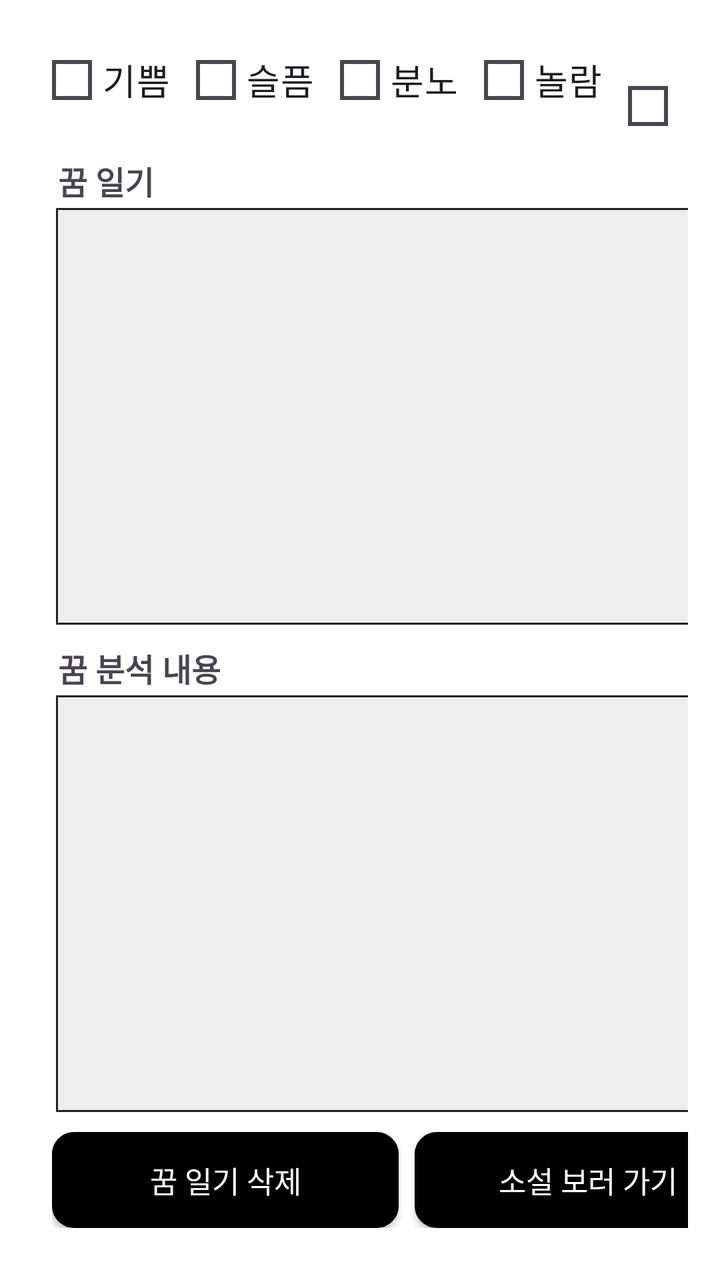
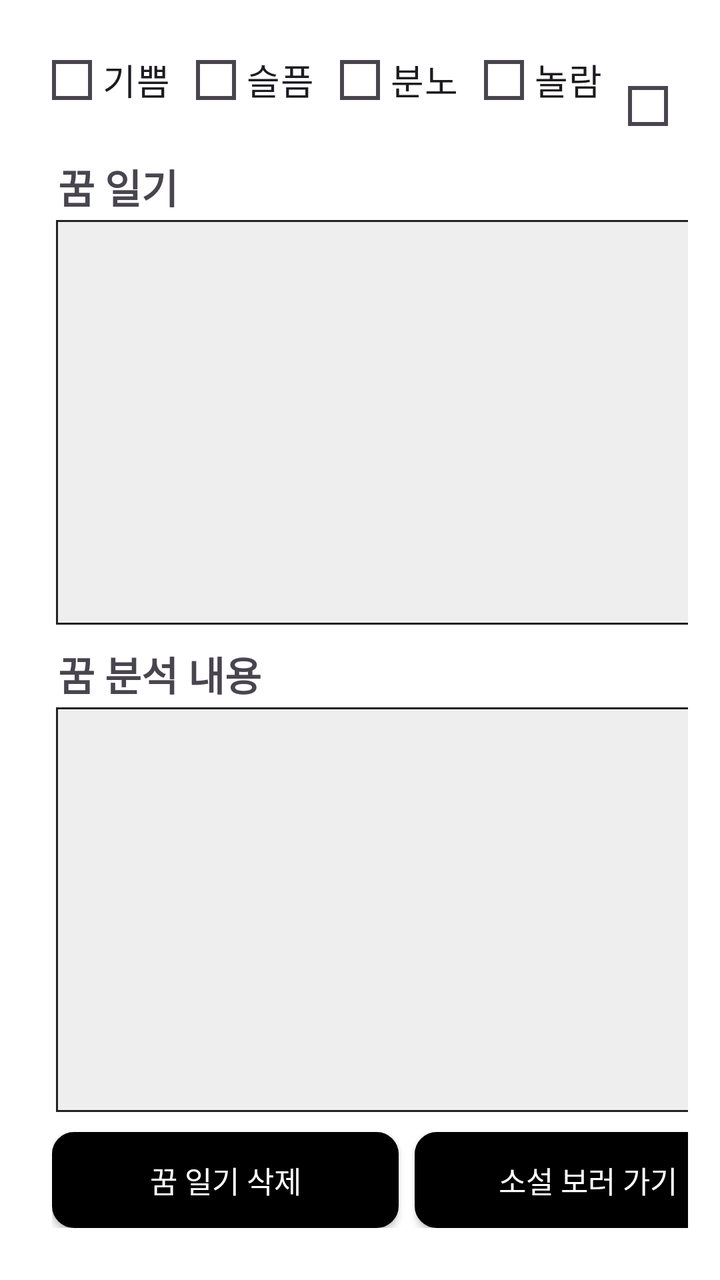

An Android layout rendered at two revisions. The XML below is the earlier revision; the diff shows what the commit changed to produce the second picture.
<!-- AndroidManifest.xml: application theme Theme.Material3.DayNight.NoActionBar -->
<!-- res/layout/activity_dream_look_screen_1.xml -->
<?xml version="1.0" encoding="utf-8"?>
<LinearLayout xmlns:android="http://schemas.android.com/apk/res/android"
    android:layout_width="match_parent"
    android:layout_height="match_parent"
    android:orientation="vertical"
    android:padding="16dp"
    android:background="#FFFFFF">

    <RadioGroup
        android:id="@+id/rgMood"
        android:layout_width="match_parent"
        android:layout_height="wrap_content"
        android:layout_marginStart="10dp"
        android:orientation="horizontal">

        <RadioButton
            android:id="@+id/rbMoodJoy"
            android:layout_width="wrap_content"
            android:layout_height="wrap_content"
            android:layout_marginEnd="8dp"
            android:button="@drawable/custom_radio_selector"
            android:fontFamily="@font/spoqahansansneo_bold"
            android:gravity="center"
            android:paddingStart="5dp"
            android:paddingEnd="5dp"
            android:text="@string/custom_radio_se_1"
            android:textSize="18sp" />

        <RadioButton
            android:id="@+id/rbMoodSad"
            android:layout_width="wrap_content"
            android:layout_height="wrap_content"
            android:layout_marginEnd="8dp"
            android:button="@drawable/custom_radio_selector"
            android:fontFamily="@font/spoqahansansneo_bold"
            android:gravity="center"
            android:paddingStart="5dp"
            android:paddingEnd="5dp"
            android:text="@string/custom_radio_se_2"
            android:textSize="18sp" />

        <RadioButton
            android:id="@+id/rbMoodAnger"
            android:layout_width="wrap_content"
            android:layout_height="wrap_content"
            android:layout_marginEnd="8dp"
            android:button="@drawable/custom_radio_selector"
            android:fontFamily="@font/spoqahansansneo_bold"
            android:gravity="center"
            android:paddingStart="5dp"
            android:paddingEnd="5dp"
            android:text="@string/custom_radio_se_4"
            android:textSize="18sp" />

        <RadioButton
            android:id="@+id/rbMoodSurprise"
            android:layout_width="wrap_content"
            android:layout_height="wrap_content"
            android:layout_marginEnd="8dp"
            android:button="@drawable/custom_radio_selector"
            android:fontFamily="@font/spoqahansansneo_bold"
            android:gravity="center"
            android:paddingStart="5dp"
            android:paddingEnd="5dp"
            android:text="@string/custom_radio_se_3"
            android:textSize="18sp" />

        <RadioButton
            android:id="@+id/rbMoodAnxiety"
            android:layout_width="wrap_content"
            android:layout_height="wrap_content"
            android:button="@drawable/custom_radio_selector"
            android:fontFamily="@font/spoqahansansneo_bold"
            android:gravity="center"
            android:paddingStart="5dp"
            android:paddingEnd="5dp"
            android:text="@string/custom_radio_se_5"
            android:textSize="18sp" />

    </RadioGroup>


    
    <TextView
        android:layout_marginStart="13dp"
        android:id="@+id/tvDreamPrompt"
        android:layout_width="wrap_content"
        android:layout_height="wrap_content"
        android:text="꿈 일기"
        android:layout_marginTop="10dp"
        android:textSize="16sp"
        android:textStyle="bold"
        android:layout_marginBottom="0dp"
        android:fontFamily="@font/spoqahansansneo_bold"
        />

    <ScrollView
        android:layout_width="355dp"
        android:layout_height="0dp"
        android:layout_marginStart="12dp"
        android:layout_marginTop="2dp"
        android:layout_weight="1"
        android:background="@drawable/box_border"
        android:overScrollMode="always"
        android:scrollbars="vertical">

        <TextView
            android:id="@+id/tvDreamView"
            android:layout_width="355dp"
            android:layout_height="wrap_content"
            android:padding="8dp"
            android:textSize="14sp" />
    </ScrollView>

    
    <TextView
        android:id="@+id/tvAnalysisLabel"
        android:layout_width="wrap_content"
        android:layout_height="wrap_content"
        android:text="@string/button_label_6"
        android:layout_marginTop="10dp"
        android:textSize="16sp"
        android:layout_marginStart="13dp"
        android:fontFamily="@font/spoqahansansneo_bold"
        android:textStyle="bold" />

    

    <ScrollView
        android:layout_width="355dp"
        android:layout_height="0dp"
        android:layout_marginStart="12dp"
        android:layout_marginTop="2dp"
        android:layout_weight="1"
        android:background="@drawable/box_border"
        android:overScrollMode="always"
        android:scrollbars="vertical">

        <TextView
            android:id="@+id/tvDreamAnalysis"
            android:layout_width="355dp"
            android:layout_height="wrap_content"
            android:padding="8dp"
            android:textSize="14sp" />
    </ScrollView>

    <LinearLayout
        android:layout_width="355dp"
        android:layout_height="wrap_content"
        android:layout_marginStart="13dp"
        android:layout_margin="10dp"
        android:orientation="horizontal"
        android:layout_marginBottom="40dp"
        android:weightSum="2"
        android:gravity="center">

        <androidx.appcompat.widget.AppCompatButton
            android:id="@+id/btnDelete"
            android:layout_width="0dp"
            android:layout_height="48dp"
            android:layout_weight="1"
            android:textSize="15sp"
            android:background="@drawable/rounded_login"
            android:textColor="@color/white"
            android:fontFamily="@font/spoqahansansneo_bold"
            android:text="꿈 일기 삭제" />

        <androidx.appcompat.widget.AppCompatButton
            android:id="@+id/btnViewNovel"
            android:layout_width="0dp"
            android:layout_height="48dp"
            android:layout_weight="1"
            android:text="소설 보러 가기"
            android:fontFamily="@font/spoqahansansneo_bold"
            android:textSize="15sp"
            android:textColor="@color/white"
            android:background="@drawable/rounded_login"
            android:layout_marginStart="8dp" />
    </LinearLayout>

</LinearLayout>
<!-- resources referenced by this layout -->
<resources>
  <color name="white">#FFFFFFFF</color>
  <!-- drawable box_border (drawable) -->
  <?xml version="1.0" encoding="utf-8"?>
  <shape xmlns:android="http://schemas.android.com/apk/res/android"
      android:shape="rectangle">
      <solid android:color="#EEEEEE"/> 
      <stroke android:width="1dp" android:color="#222222"/> 
      
  </shape>
  <!-- drawable custom_radio_selector (drawable) -->
  <?xml version="1.0" encoding="utf-8"?>
  <selector xmlns:android="http://schemas.android.com/apk/res/android">
      <item android:state_checked="true" android:drawable="@drawable/radio_checked" />
      <item android:drawable="@drawable/radio_unchecked" />
  </selector>
  <!-- drawable rounded_login (drawable) -->
  <?xml version="1.0" encoding="utf-8"?>
  <shape xmlns:android="http://schemas.android.com/apk/res/android">
      <solid android:color="#000000"/> 
      <corners android:radius="10dp"/> 
      <stroke android:color="#000000" android:width="2dp"/> 
  </shape>
  <string name="button_label_6">"꿈 분석 내용"</string>
  <string name="custom_radio_se_1">"기쁨"</string>
  <string name="custom_radio_se_2">"슬픔"</string>
  <string name="custom_radio_se_3">"놀람"</string>
  <string name="custom_radio_se_4">"분노"</string>
  <string name="custom_radio_se_5">"불안"</string>
  <!-- drawable radio_checked (drawable) -->
  <?xml version="1.0" encoding="utf-8"?>
  <vector xmlns:android="http://schemas.android.com/apk/res/android"
      android:width="20dp"
      android:height="20dp"
      android:viewportWidth="24"
      android:viewportHeight="24">
      <path
          android:fillColor="#000000"
          android:pathData="M9,16.17L4.83,12l-1.42,1.41L9,19 21,7l-1.41,-1.41z"/>
  </vector>
  <!-- drawable radio_unchecked (drawable) -->
  <?xml version="1.0" encoding="utf-8"?>
  <shape xmlns:android="http://schemas.android.com/apk/res/android"
      android:shape="rectangle">
      <solid android:color="@android:color/transparent" />
      <stroke
          android:width="2dp"
          android:color="#000000" />
      <corners android:radius="0dp" />
      <size
          android:width="20dp"
          android:height="20dp" />
  </shape>
</resources>

<!-- the commit's change to res/layout/activity_dream_look_screen_1.xml (unified diff, before → after) -->
@@ -88,7 +88,7 @@
         android:layout_height="wrap_content"
         android:text="꿈 일기"
         android:layout_marginTop="10dp"
-        android:textSize="16sp"
+        android:textSize="20sp"
         android:textStyle="bold"
         android:layout_marginBottom="0dp"
         android:fontFamily="@font/spoqahansansneo_bold"
@@ -119,7 +119,7 @@
         android:layout_height="wrap_content"
         android:text="@string/button_label_6"
         android:layout_marginTop="10dp"
-        android:textSize="16sp"
+        android:textSize="20sp"
         android:layout_marginStart="13dp"
         android:fontFamily="@font/spoqahansansneo_bold"
         android:textStyle="bold" />
